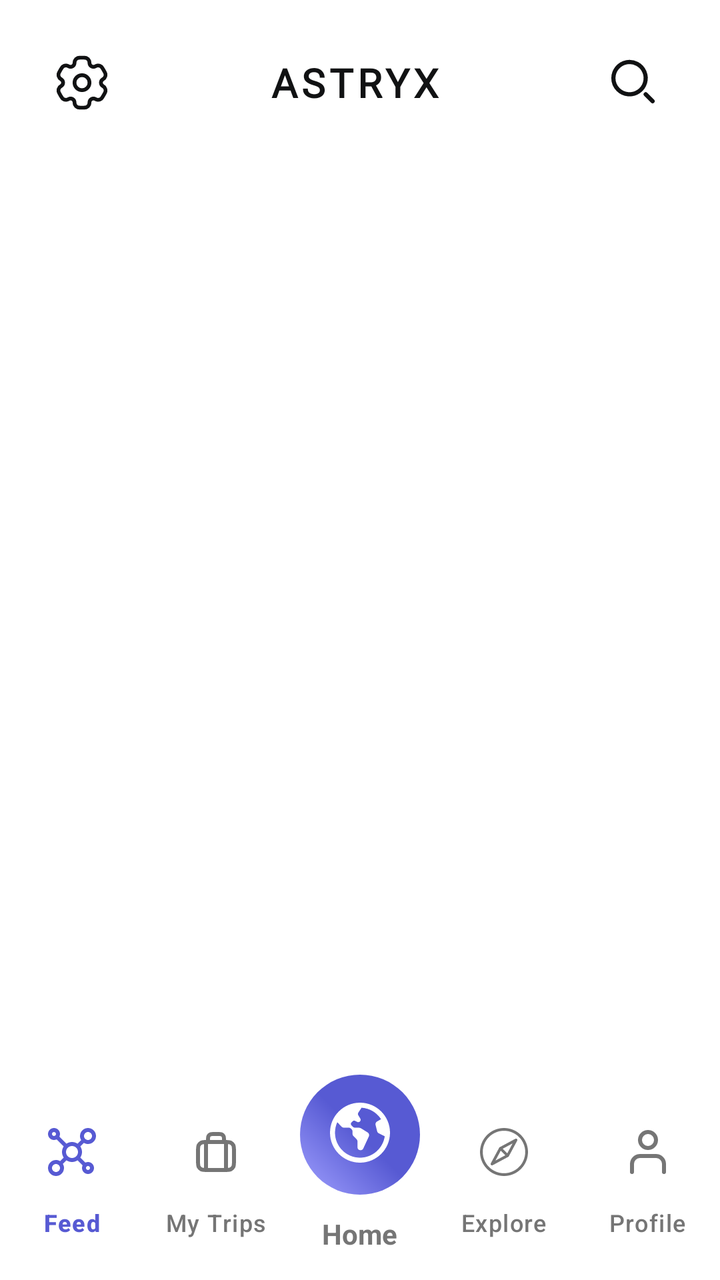
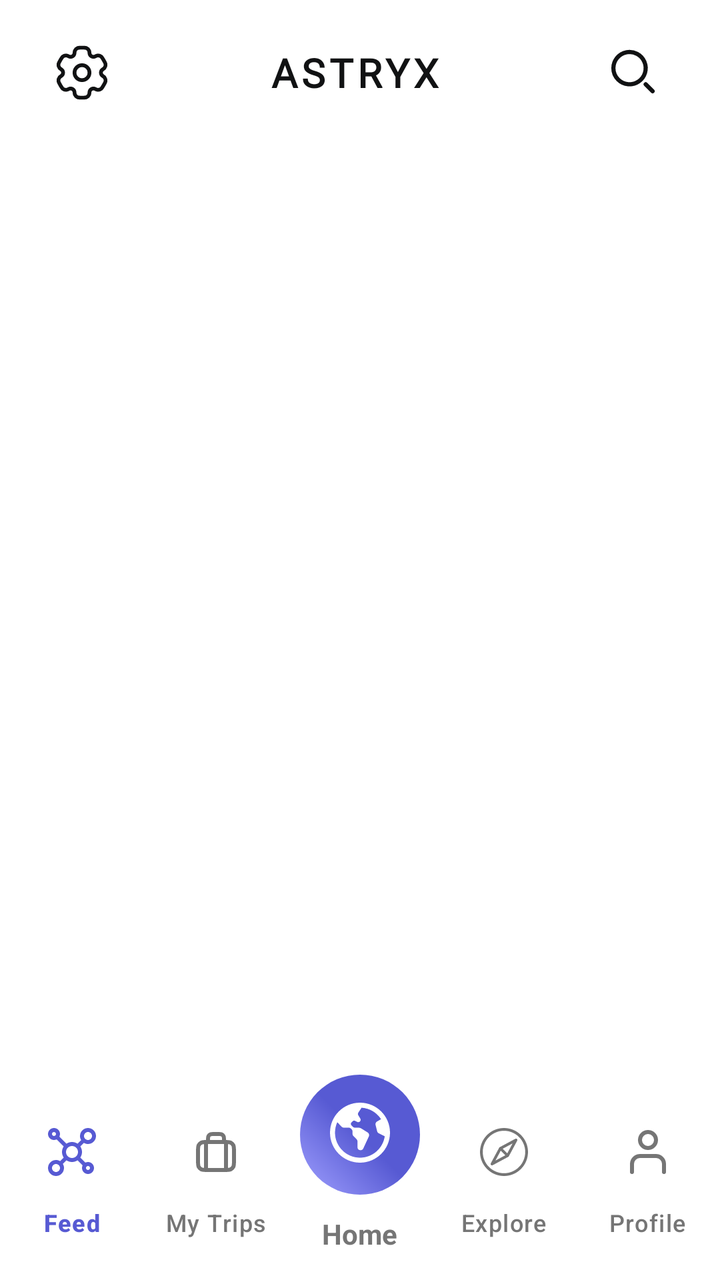

Screens rendered from an Android XML layout before and after an edit, with the pre-edit source and the edit as a unified diff.
<!-- AndroidManifest.xml: application theme Theme.SpaceAdvisor -->
<!-- res/layout/activity_main.xml -->
<?xml version="1.0" encoding="utf-8"?>
<RelativeLayout xmlns:android="http://schemas.android.com/apk/res/android"
    xmlns:app="http://schemas.android.com/apk/res-auto"
    android:id="@+id/main"
    android:layout_width="match_parent"
    android:layout_height="match_parent"
    android:background="@color/background"
    android:clipChildren="false"
    android:clipToPadding="false">

    <RelativeLayout
        android:id="@+id/main_header"
        android:layout_width="match_parent"
        android:layout_height="wrap_content"
        android:layout_alignParentTop="true"
        android:layout_marginTop="10dp">

        <com.google.android.material.button.MaterialButton
            android:id="@+id/main_header_left_btn"
            style="@style/Widget.Material3.Button.IconButton"
            android:layout_width="wrap_content"
            android:layout_height="wrap_content"
            android:layout_alignParentStart="true"
            android:layout_centerVertical="true"
            android:layout_marginStart="12dp"
            app:icon="@drawable/ic_settings"
            app:iconSize="30dp"
            app:iconTint="@color/icon" />

        <FrameLayout
            android:id="@+id/header_content_container"
            android:layout_width="match_parent"
            android:layout_height="60dp"
            android:layout_centerVertical="true"
            android:layout_toStartOf="@+id/main_header_right_btn"
            android:layout_toEndOf="@id/main_header_left_btn"
            android:paddingHorizontal="12dp"
            android:paddingVertical="6dp">

            <LinearLayout
                android:id="@+id/default_header_title_container"
                android:layout_width="wrap_content"
                android:layout_height="wrap_content"
                android:layout_gravity="center"
                android:gravity="center"
                android:orientation="vertical">

                <TextView
                    android:id="@+id/header_title"
                    android:layout_width="wrap_content"
                    android:layout_height="wrap_content"
                    android:fontFamily="@font/orbitron_bold"
                    android:letterSpacing="0.1"
                    android:text="ASTRYX"
                    android:textAlignment="center"
                    android:textColor="@color/title"
                    android:textSize="20sp"
                    android:textStyle="bold" />

            </LinearLayout>

            <FrameLayout
                android:id="@+id/custom_header_container"
                android:layout_width="match_parent"
                android:layout_height="match_parent"
                android:visibility="gone" />

        </FrameLayout>

        <com.google.android.material.button.MaterialButton
            android:id="@+id/main_header_right_btn"
            style="@style/Widget.Material3.Button.IconButton"
            android:layout_width="wrap_content"
            android:layout_height="wrap_content"
            android:layout_alignParentEnd="true"
            android:layout_centerVertical="true"
            android:layout_marginEnd="12dp"
            app:icon="@drawable/ic_search"
            app:iconSize="35dp"
            app:iconTint="@color/icon" />
    </RelativeLayout>

    <LinearLayout
        android:id="@+id/frame_container"
        android:layout_width="match_parent"
        android:layout_height="match_parent"
        android:layout_above="@+id/nav_container"
        android:layout_below="@+id/main_header">

        <FrameLayout
            android:id="@+id/main_frame"
            android:layout_width="match_parent"
            android:layout_height="match_parent"
            android:background="@color/transparent" />
    </LinearLayout>

    <RelativeLayout
        android:id="@+id/nav_container"
        android:layout_width="match_parent"
        android:layout_height="wrap_content"
        android:layout_alignParentBottom="true"
        android:clipChildren="false"
        android:clipToPadding="false">

        <com.google.android.material.bottomnavigation.BottomNavigationView
            android:id="@+id/btn_navigation"
            android:layout_width="match_parent"
            android:layout_height="wrap_content"
            android:background="@color/background"
            android:paddingTop="5dp"
            android:paddingBottom="8dp"
            app:elevation="8dp"
            app:itemActiveIndicatorStyle="@color/transparent"
            app:itemIconTint="@color/nav_btn_tint"
            app:itemTextColor="@color/nav_btn_tint"
            app:labelVisibilityMode="labeled"
            app:menu="@menu/bottom_nav_menu" />

        <LinearLayout
            android:id="@+id/home_btn_container"
            android:layout_width="wrap_content"
            android:layout_height="wrap_content"
            android:layout_centerHorizontal="true"
            android:layout_marginTop="-10dp"
            android:clipChildren="false"
            android:clipToPadding="false"
            android:elevation="15dp"
            android:gravity="center_horizontal"
            android:orientation="vertical">

            <com.google.android.material.button.MaterialButton
                android:id="@+id/home_btn"
                style="@style/Widget.Material3.Button.IconButton"
                android:layout_width="60dp"
                android:layout_height="60dp"
                android:background="@drawable/gradient_home_btn"
                app:backgroundTint="@null"
                app:icon="@drawable/ic_home_earth"
                app:iconGravity="top"
                app:iconSize="30dp"
                app:iconTint="@color/on_primary" />

            <TextView
                android:id="@+id/home_btn_label"
                android:layout_width="wrap_content"
                android:layout_height="wrap_content"
                android:layout_marginTop="10dp"
                android:text="Home"
                android:textColor="@color/btn_nav_unselected"
                android:textSize="14sp"
                android:textStyle="bold" />

        </LinearLayout>

    </RelativeLayout>

</RelativeLayout>
<!-- resources referenced by this layout -->
<resources>
  <color name="background">@color/white</color>
  <color name="btn_nav_unselected">@color/gray_dark</color>
  <color name="icon">@color/secondary</color>
  <color name="on_primary">@color/white</color>
  <color name="title">@color/secondary</color>
  <color name="transparent">#00000000</color>
  <!-- drawable gradient_home_btn (drawable) -->
  <?xml version="1.0" encoding="utf-8"?>
  <shape xmlns:android="http://schemas.android.com/apk/res/android"
      android:shape="oval">
  
      <gradient
          android:angle="45"
          android:centerColor="?attr/customColorPrimary"
          android:endColor="?attr/customColorPrimary"
          android:startColor="?attr/customColorPrimaryLight"
          android:type="linear" />
  
  </shape>
  <!-- drawable ic_search (drawable) -->
  <?xml version="1.0" encoding="utf-8"?>
  <vector xmlns:android="http://schemas.android.com/apk/res/android"
      android:width="25dp"
      android:height="25dp"
      android:viewportWidth="25"
      android:viewportHeight="25">
  
      <path
          android:fillColor="@android:color/transparent"
          android:fillType="evenOdd"
          android:strokeColor="#000000"
          android:strokeWidth="1.5"
          android:strokeLineJoin="round"
          android:strokeLineCap="round"
          android:pathData="M5.5 10.7655C5.50003 8.01511 7.44296 5.64777 10.1405 5.1113C12.8381 4.57483 15.539 6.01866 16.5913 8.55977C17.6437 11.1009 16.7544 14.0315 14.4674 15.5593C12.1804 17.0871 9.13257 16.7866 7.188 14.8415C6.10716 13.7604 5.49998 12.2942 5.5 10.7655Z" />
      <path
          android:fillColor="#000000"
          android:strokeColor="#000000"
          android:strokeWidth="1.5"
          android:strokeLineJoin="round"
          android:strokeLineCap="round"
          android:pathData="M17.029 16.5295L19.5 19.0005" />
  </vector>
  <style name="Theme.SpaceAdvisor" parent="Base.Theme.SpaceAdvisor">
          <item name="colorPrimary">@color/primary</item>
          <item name="customColorPrimary">@color/primary</item>
          <item name="customColorPrimaryGlow">@color/primary_glow</item>
          <item name="customColorPrimaryFaded">@color/primary_faded</item>
          <item name="customColorPrimaryLight">@color/primary_light</item>
          <item name="customColorPrimaryVariant">@color/primary_variant</item>
          <item name="customColorPrimaryVariantFaded">@color/primary_variant_faded</item>
      </style>
  <color name="white">#FFFFFFFF</color>
  <color name="gray_dark">#757575</color>
  <color name="secondary">@color/deep_black</color>
  <style name="Base.Theme.SpaceAdvisor" parent="Theme.Material3.DayNight.NoActionBar">
          <item name="colorPrimary">@color/primary</item>
      </style>
  <color name="primary">@color/space_purple</color>
  <color name="primary_glow">@color/space_purple_glow</color>
  <color name="primary_faded">@color/space_purple_faded</color>
  <color name="primary_light">@color/space_purple_light</color>
  <color name="primary_variant">@color/space_pink</color>
  <color name="primary_variant_faded">@color/space_pink_faded</color>
  <color name="deep_black">#111213</color>
  <color name="space_purple">#575AD3</color>
  <color name="space_purple_glow">#48575AD3</color>
  <color name="space_purple_faded">#50A0A0FF</color>
  <color name="space_purple_light">#A0A0FF</color>
  <color name="space_pink">#AE52D4</color>
  <color name="space_pink_faded">#20AE52D4</color>
  <!-- unchanged entries left out for length: 2 -->
</resources>

<!-- the commit's change to res/layout/activity_main.xml (unified diff, before → after) -->
@@ -13,7 +13,7 @@
         android:layout_width="match_parent"
         android:layout_height="wrap_content"
         android:layout_alignParentTop="true"
-        android:layout_marginTop="10dp">
+        android:paddingTop="10dp">
 
         <com.google.android.material.button.MaterialButton
             android:id="@+id/main_header_left_btn"
@@ -133,7 +133,7 @@
                 style="@style/Widget.Material3.Button.IconButton"
                 android:layout_width="60dp"
                 android:layout_height="60dp"
-                android:background="@drawable/gradient_home_btn"
+                android:background="@drawable/bg_home_btn_gradient"
                 app:backgroundTint="@null"
                 app:icon="@drawable/ic_home_earth"
                 app:iconGravity="top"
<!-- resource entries referenced after the edit -->
@@ -6,7 +6,7 @@
   <color name="on_primary">@color/white</color>
   <color name="title">@color/secondary</color>
   <color name="transparent">#00000000</color>
-  <!-- drawable gradient_home_btn (drawable) -->
+  <!-- drawable bg_home_btn_gradient (drawable) -->
   <?xml version="1.0" encoding="utf-8"?>
   <shape xmlns:android="http://schemas.android.com/apk/res/android"
       android:shape="oval">
@@ -44,31 +44,25 @@
           android:pathData="M17.029 16.5295L19.5 19.0005" />
   </vector>
   <style name="Theme.SpaceAdvisor" parent="Base.Theme.SpaceAdvisor">
-          <item name="colorPrimary">@color/primary</item>
-          <item name="customColorPrimary">@color/primary</item>
-          <item name="customColorPrimaryGlow">@color/primary_glow</item>
-          <item name="customColorPrimaryFaded">@color/primary_faded</item>
-          <item name="customColorPrimaryLight">@color/primary_light</item>
-          <item name="customColorPrimaryVariant">@color/primary_variant</item>
-          <item name="customColorPrimaryVariantFaded">@color/primary_variant_faded</item>
+          <item name="colorPrimary">@color/space_purple</item>
+          <item name="customColorPrimary">@color/space_purple</item>
+          <item name="customColorPrimaryFaded">@color/space_purple_faded</item>
+          <item name="customColorPrimaryLight">@color/space_purple_light</item>
+          <item name="customColorPrimaryLightFaded">@color/space_purple_light_faded</item>
+          <item name="customColorPrimaryVariant">@color/space_pink</item>
+          <item name="customColorPrimaryVariantFaded">@color/space_pink_faded</item>
       </style>
   <color name="white">#FFFFFFFF</color>
   <color name="gray_dark">#757575</color>
   <color name="secondary">@color/deep_black</color>
   <style name="Base.Theme.SpaceAdvisor" parent="Theme.Material3.DayNight.NoActionBar">
-          <item name="colorPrimary">@color/primary</item>
+          <item name="colorPrimary">@color/space_purple</item>
       </style>
-  <color name="primary">@color/space_purple</color>
-  <color name="primary_glow">@color/space_purple_glow</color>
-  <color name="primary_faded">@color/space_purple_faded</color>
-  <color name="primary_light">@color/space_purple_light</color>
-  <color name="primary_variant">@color/space_pink</color>
-  <color name="primary_variant_faded">@color/space_pink_faded</color>
   <color name="deep_black">#111213</color>
   <color name="space_purple">#575AD3</color>
-  <color name="space_purple_glow">#48575AD3</color>
-  <color name="space_purple_faded">#50A0A0FF</color>
+  <color name="space_purple_faded">#48575AD3</color>
   <color name="space_purple_light">#A0A0FF</color>
+  <color name="space_purple_light_faded">#30A0A0FF</color>
   <color name="space_pink">#AE52D4</color>
   <color name="space_pink_faded">#20AE52D4</color>
   <!-- unchanged entries left out for length: 2 -->
